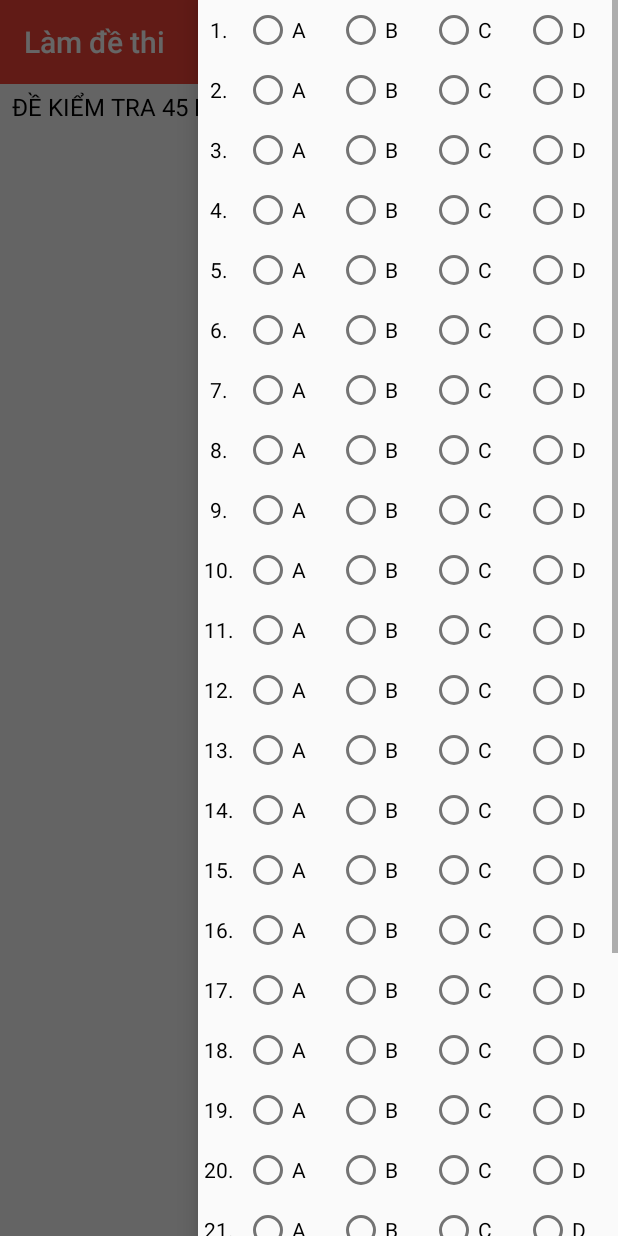
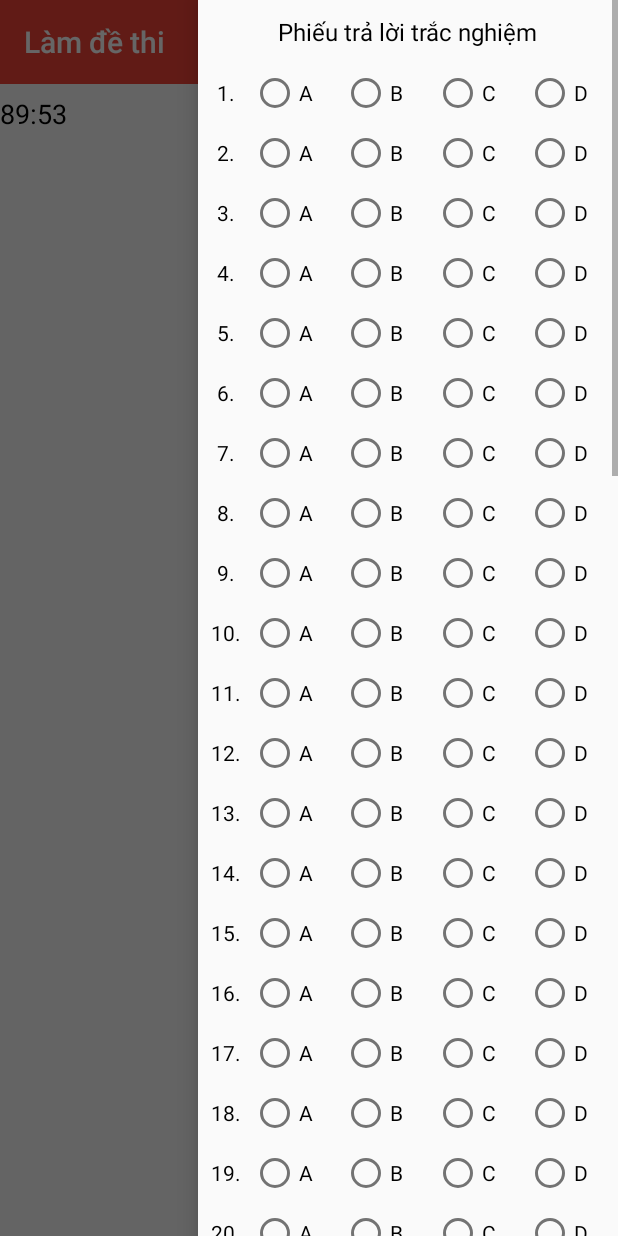
Before and after one commit to uethackathon2017/Alpha-Go, an Android app: the GeneralActivity screen opened directly, with no data from a screen before it, with the side drawer open, on a phone screen of 412 x 824 dp. Run offline under Robolectric (Android 15) with nearby library versions, the phone set to English and light mode, and no system bars; libraries missing offline, so code that uses them is left out: com.afollestad.materialdialogs.

Commit message:
Fix lỗi

```diff
--- a/app/src/main/java/com/quang/tracnghiemtoan/acivities/GeneralActivity.java
+++ b/app/src/main/java/com/quang/tracnghiemtoan/acivities/GeneralActivity.java
@@ -15,10 +15,7 @@ import android.view.Menu;
 import android.view.MenuInflater;
 import android.view.MenuItem;
 import android.view.View;
-import android.widget.AdapterView;
-import android.widget.ArrayAdapter;
 import android.widget.Button;
-import android.widget.Spinner;
 import android.widget.TextView;
 
 import com.afollestad.materialdialogs.DialogAction;
@@ -41,7 +38,6 @@ public class GeneralActivity extends AppCompatActivity {
     private SQLiteDataController sqLiteDataController;
     private ArrayList<String> titleExam = new ArrayList<>();
     private ArrayList<Problem> problems;
-    private Spinner spnSolution;
     private Toolbar toolbar;
     private DrawerLayout drawer;
     private Button btnAnswer;
@@ -74,13 +70,13 @@ public class GeneralActivity extends AppCompatActivity {
             e.printStackTrace();
         }
 
-        arrayListExam = sqLiteDataController.getAllExam();
+        arrayListExam = sqLiteDataController.getAllProblem();
         for (int i = 0; i < arrayListExam.size(); i++) {
             titleExam.add(arrayListExam.get(i).get(0).getQuestion());
         }
 
-
-        problems = new ArrayList<>();
+        problems = creatExam(arrayListExam);
+        mathJaxWebView.setText(changeToString(problems));
         RecyclerView.LayoutManager manager = new LinearLayoutManager(GeneralActivity.this);
 
         rvReply = (RecyclerView) navigationView.getHeaderView(0).findViewById(R.id.recyclerViewReply);
@@ -103,32 +99,29 @@ public class GeneralActivity extends AppCompatActivity {
         btnAnswer.setOnClickListener(new View.OnClickListener() {
             @Override
             public void onClick(View view) {
-                rvRightAnswer.setVisibility(View.VISIBLE);
-            }
-        });
-
-
-        spnSolution = (Spinner) findViewById(R.id.list_solution);
-        ArrayAdapter<String> karant_adapter = new ArrayAdapter<String>(this,
-                android.R.layout.simple_spinner_dropdown_item, titleExam);
-        spnSolution.setAdapter(karant_adapter);
-
-        spnSolution.setOnItemSelectedListener(new AdapterView.OnItemSelectedListener() {
-            @Override
-            public void onItemSelected(AdapterView<?> adapterView, View view, int i, long l) {
-                mathJaxWebView.setText(changeToString(arrayListExam.get(i)));
-                replyAdapter = new PracticeReplyAdapter(arrayListExam.get(i));
-                problems = arrayListExam.get(i);
-                problems.remove(0);
-                rightAnswerAdapter = new PracticeRightAnswerAdapter(problems);
-                rvRightAnswer.setAdapter(rightAnswerAdapter);
-                rvReply.setAdapter(replyAdapter);
-                showDate();
-            }
-
-            @Override
-            public void onNothingSelected(AdapterView<?> adapterView) {
-
+                final MaterialDialog materialDialog = new MaterialDialog.Builder(GeneralActivity.this)
+                        .title("Bạn có muốn nộp bài không?")
+                        .positiveText("Có")
+                        .negativeText("Không")
+                        .show();
+                View positiveAction = materialDialog.getActionButton(DialogAction.POSITIVE);
+                positiveAction.setOnClickListener(new View.OnClickListener() {
+                    @Override
+                    public void onClick(View v) {
+                        rvRightAnswer.setVisibility(View.VISIBLE);
+                        btnAnswer.setEnabled(false);
+                        materialDialog.dismiss();
+                        String[] strings = replyAdapter.getListAnswer();
+                        int count = 0;
+                        for (int i = 0; i < 50; i++) {
+                            if (strings[i].equals(problems.get(i).getRightAnswer())) count++;
+                        }
+                        new MaterialDialog.Builder(GeneralActivity.this)
+                                .title("Bạn đã trả lời đúng " + count + "/50 câu.")
+                                .positiveText("OK")
+                                .show();
+                    }
+                });
             }
         });
         showDate();
@@ -136,9 +129,8 @@ public class GeneralActivity extends AppCompatActivity {
 
     public String changeToString(ArrayList<Problem> problems) {
         String s = "";
-        s = s + "<br>" + problems.get(0).getQuestion() + "\n" + "<br>";
-        for (int i = 1; i < problems.size(); i++) {
-            s = s + "\n" + "<br>" + "Câu " + i + ": " + problems.get(i).getQuestion() + "\n" + "<br>";
+        for (int i = 0; i < problems.size(); i++) {
+            s = s + "</br>" + "<u><b>Câu " + (i + 1) + ":</b></u> " + problems.get(i).getQuestion() + "</br>";
         }
         return s;
     }
@@ -186,4 +178,24 @@ public class GeneralActivity extends AppCompatActivity {
         }
         return super.onOptionsItemSelected(item);
     }
+
+    public ArrayList<Problem> creatExam(ArrayList<ArrayList<Problem>> arrayListExam) {
+        ArrayList<Problem> problemArrayList = new ArrayList<>();
+        problemArrayList = randomExam(arrayListExam.get(0), 11, problemArrayList);
+        problemArrayList = randomExam(arrayListExam.get(1), 8, problemArrayList);
+        problemArrayList = randomExam(arrayListExam.get(2), 8, problemArrayList);
+        problemArrayList = randomExam(arrayListExam.get(3), 10, problemArrayList);
+        problemArrayList = randomExam(arrayListExam.get(4), 6, problemArrayList);
+        problemArrayList = randomExam(arrayListExam.get(5), 7, problemArrayList);
+        java.util.Collections.shuffle(problemArrayList);
+        return problemArrayList;
+    }
+
+    public ArrayList<Problem> randomExam(ArrayList<Problem> arrayList, int count, ArrayList<Problem> arrayList2) {
+        java.util.Collections.shuffle(arrayList);
+        for (int i = 0; i < count; i++) {
+            arrayList2.add(arrayList.get(i));
+        }
+        return arrayList2;
+    }
 }
--- a/app/src/main/java/com/quang/tracnghiemtoan/controllers/SQLiteDataController.java
+++ b/app/src/main/java/com/quang/tracnghiemtoan/controllers/SQLiteDataController.java
@@ -35,11 +35,7 @@ public class SQLiteDataController extends SQLiteOpenHelper {
         boolean dbExist = checkDataBase();
 
         if (dbExist) {
-            //do nothing - database already exist
         } else {
-
-            //By calling this method and empty database will be created into the default system path
-            //of your application so we are gonna be able to overwrite that database with our database.
             this.getReadableDatabase();
 
             try {
@@ -150,6 +146,35 @@ public class SQLiteDataController extends SQLiteOpenHelper {
         return listExam;
     }
 
+    public ArrayList<ArrayList<Problem>> getAllProblem() {
+        ArrayList<Problem> listProblem;
+        ArrayList<ArrayList<Problem>> listExam = new ArrayList<>();
+        try {
+            openDataBase();
+            String[] columns = new String[]{"iD", "dera", "giai", "dokho", "dapan"};
+            String[] kind = new String[]{Constant.KIND_HAMSO, Constant.KIND_HINHHOCKG, Constant.KIND_MATTRONXOAY, Constant.KIND_MULOGARIT, Constant.KIND_SOPHUC, Constant.KIND_TICHPHAN};
+            for (int i = 0; i < kind.length; i++) {
+                listProblem = new ArrayList<>();
+                Cursor cursor = this.database.query(kind[i], columns, null, null, null, null, null);
+                while (cursor.moveToNext()) {
+                    String id = cursor.getString(0);
+                    String question = cursor.getString(1);
+                    String answer = cursor.getString(2);
+                    String level = cursor.getString(3);
+                    String rightAnswer = cursor.getString(4);
+                    listProblem.add(new Problem(id, question, answer, level, rightAnswer));
+                }
+                listExam.add(listProblem);
+                cursor.close();
+            }
+        } catch (Exception e) {
+            e.printStackTrace();
+        } finally {
+            close();
+        }
+        return listExam;
+    }
+
     public boolean insertProblem(String kind, Problem problem) {
         try {
             openDataBase();
--- /dev/null
+++ b/app/src/main/res/drawable/custom_button.xml
@@ -0,0 +1,32 @@
+<?xml version="1.0" encoding="utf-8"?>
+<selector xmlns:android="http://schemas.android.com/apk/res/android">
+    <item android:state_pressed="true">
+        <shape>
+            <corners android:radius="0dp" />
+            <stroke
+                android:width="0dp"
+                android:color="#1E88E5" />
+            <gradient
+                android:startColor="#1E88E5"
+                android:endColor="#1E88E5"
+                android:angle="90" />
+            <padding
+                android:left="10dp"
+                android:right="10dp"
+                android:top="10dp"
+                android:bottom="10dp" />
+        </shape>
+    </item>
+    <item>
+        <shape>
+            <corners android:radius="0dp" />
+            <stroke
+                android:width="0dp"
+                android:color="#2196F3" />
+            <gradient
+                android:startColor="#2196F3"
+                android:endColor="#2196F3"
+                android:angle="90" />
+        </shape>
+    </item>
+</selector>
--- a/app/src/main/res/layout/activity_general.xml
+++ b/app/src/main/res/layout/activity_general.xml
@@ -20,42 +20,20 @@
             android:background="?attr/colorPrimary"
             android:theme="@style/ThemeOverlay.AppCompat.Dark.ActionBar" />
 
-        <LinearLayout
-            android:layout_width="match_parent"
-            android:layout_height="match_parent"
-            android:orientation="vertical">
-
-            <RelativeLayout
-                android:layout_width="match_parent"
-                android:layout_height="wrap_content">
-
-                <Spinner
-                    android:id="@+id/list_solution"
-                    android:layout_width="match_parent"
-                    android:layout_height="20dp"
-                    android:layout_marginTop="5dp"
-                    android:layout_toLeftOf="@+id/tv_counttimmer"
-                    android:layout_toStartOf="@+id/tv_counttimmer"
-                    android:popupBackground="@color/white" />
-
         <TextView
             android:id="@+id/tv_counttimmer"
             android:layout_width="wrap_content"
             android:layout_height="40dp"
-                    android:layout_alignParentRight="true"
             android:gravity="center"
             android:text="90:00"
             android:textColor="@color/black"
             android:textSize="18sp" />
-            </RelativeLayout>
 
         <com.quang.tracnghiemtoan.views.MathJaxWebView
             android:id="@+id/solution_webView"
             android:layout_width="match_parent"
             android:layout_height="match_parent"
             android:layout_marginTop="10dp" />
-        </LinearLayout>
-
     </LinearLayout>
 
     <android.support.design.widget.NavigationView
--- a/app/src/main/res/layout/nav_practice.xml
+++ b/app/src/main/res/layout/nav_practice.xml
@@ -7,6 +7,16 @@
         android:layout_width="match_parent"
         android:layout_height="match_parent"
         android:orientation="vertical">
+
+        <TextView
+            android:layout_width="wrap_content"
+            android:layout_height="wrap_content"
+            android:layout_gravity="center"
+            android:layout_marginBottom="10dp"
+            android:layout_marginTop="10dp"
+            android:textSize="16sp"
+            android:text="Phiếu trả lời trắc nghiệm"
+            android:textColor="@color/black" />
 
         <RelativeLayout
             android:layout_width="match_parent"
@@ -31,9 +41,11 @@
             android:id="@+id/buttonAnswer"
             android:layout_width="wrap_content"
             android:layout_height="40dp"
+            android:layout_marginTop="10dp"
             android:layout_gravity="center"
-            android:text="Đáp Án"
-            android:textColor="@color/black"
+            android:background="@drawable/custom_button"
+            android:text="Nộp bài"
+            android:textColor="@color/white"
             android:textSize="12sp" />
     </LinearLayout>
 </android.support.v4.widget.NestedScrollView>
--- a/app/src/main/res/layout/practice_reply_item.xml
+++ b/app/src/main/res/layout/practice_reply_item.xml
@@ -9,6 +9,7 @@
         android:id="@+id/count_answer"
         android:layout_width="0dp"
         android:layout_height="match_parent"
+        android:layout_marginLeft="5dp"
         android:layout_weight="0.5"
         android:gravity="center"
         android:text="1. "
```
Also changed, not shown: app/src/main/java/com/quang/tracnghiemtoan/adapters/PracticeReplyAdapter.java (+10 -33 lines). Lines whose indentation alone changed are shown as unchanged.
